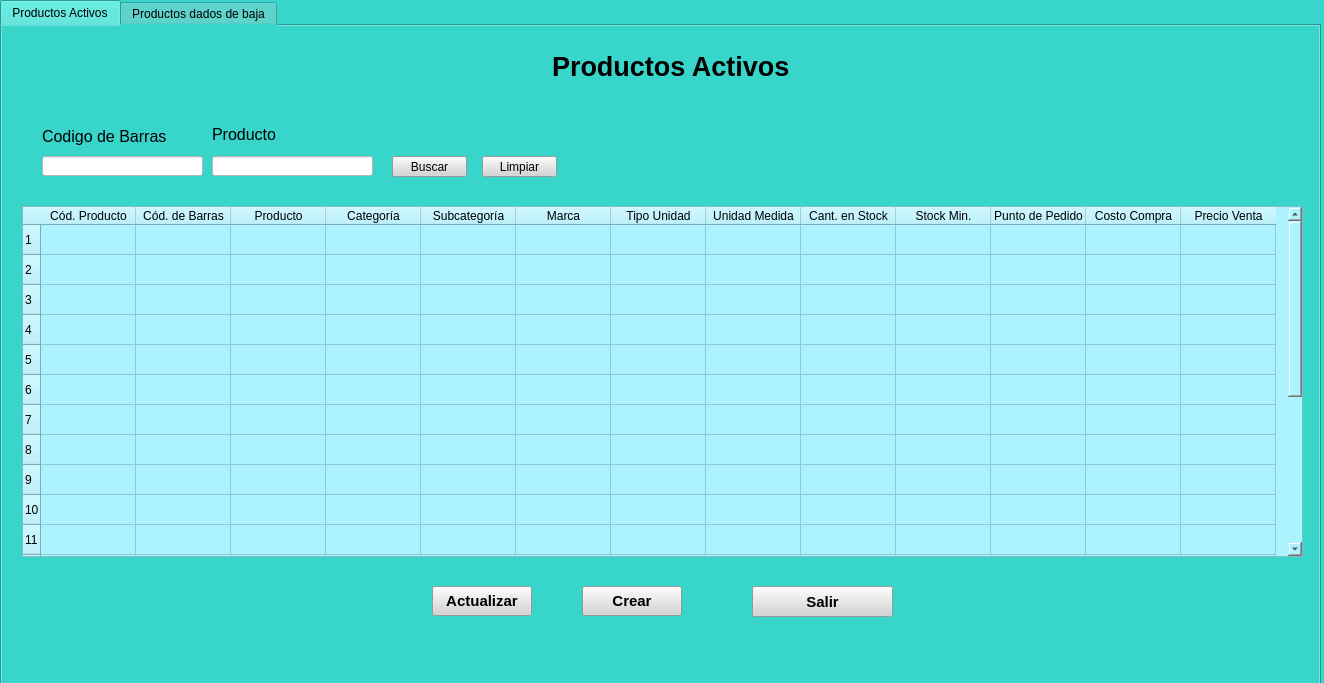
First picture: the form in Views/listaDeProductos.ui, repository Miguel8819/Sistema_TweetyTesis, before the edit.
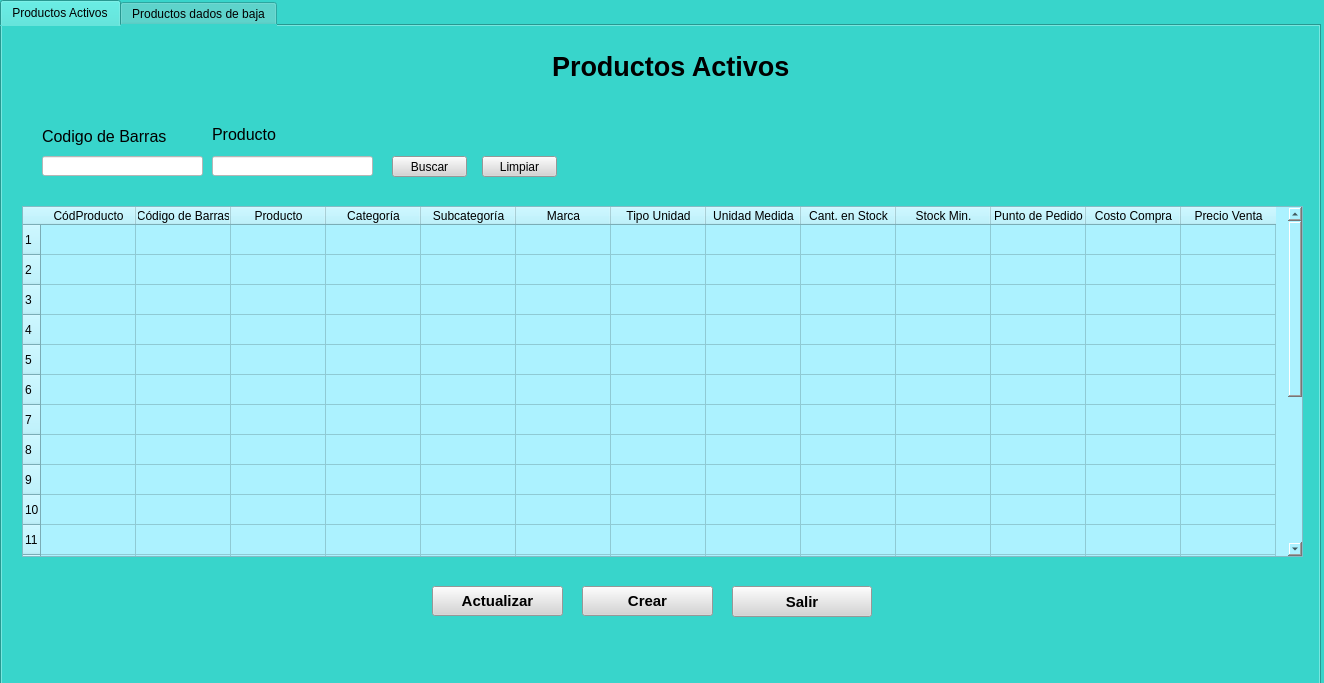
Second picture: the form after the edit.

```diff
--- a/Views/listaDeProductos.ui
+++ b/Views/listaDeProductos.ui
@@ -210,12 +210,12 @@
      <row/>
      <column>
       <property name="text">
-       <string>Cód. Producto</string>
+       <string>CódProducto</string>
       </property>
      </column>
      <column>
       <property name="text">
-       <string>Cód. de Barras</string>
+       <string>Código de Barras</string>
       </property>
      </column>
      <column>
@@ -300,7 +300,7 @@
       <rect>
        <x>430</x>
        <y>560</y>
-       <width>100</width>
+       <width>131</width>
        <height>30</height>
       </rect>
      </property>
@@ -332,7 +332,7 @@
       <rect>
        <x>580</x>
        <y>560</y>
-       <width>100</width>
+       <width>131</width>
        <height>30</height>
       </rect>
      </property>
@@ -362,9 +362,9 @@
     <widget class="QPushButton" name="btn_volver">
      <property name="geometry">
       <rect>
-       <x>750</x>
+       <x>730</x>
        <y>560</y>
-       <width>141</width>
+       <width>140</width>
        <height>31</height>
       </rect>
      </property>
```
Left out of the diff: 10 changed lines with no effect on the pictures.
